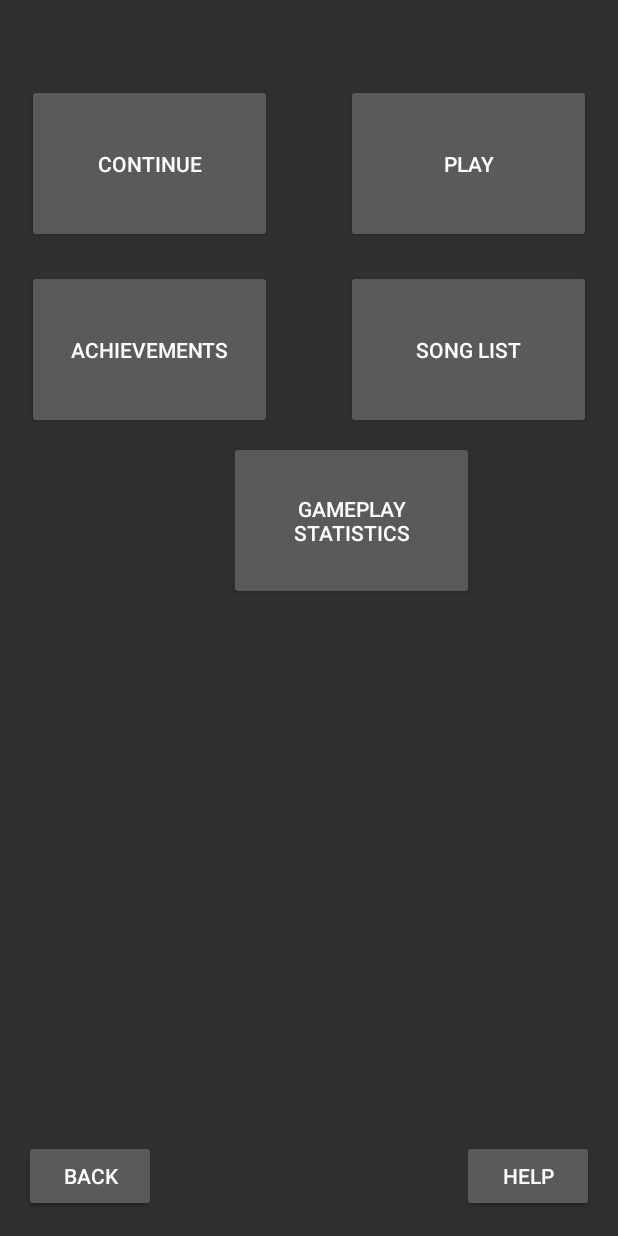
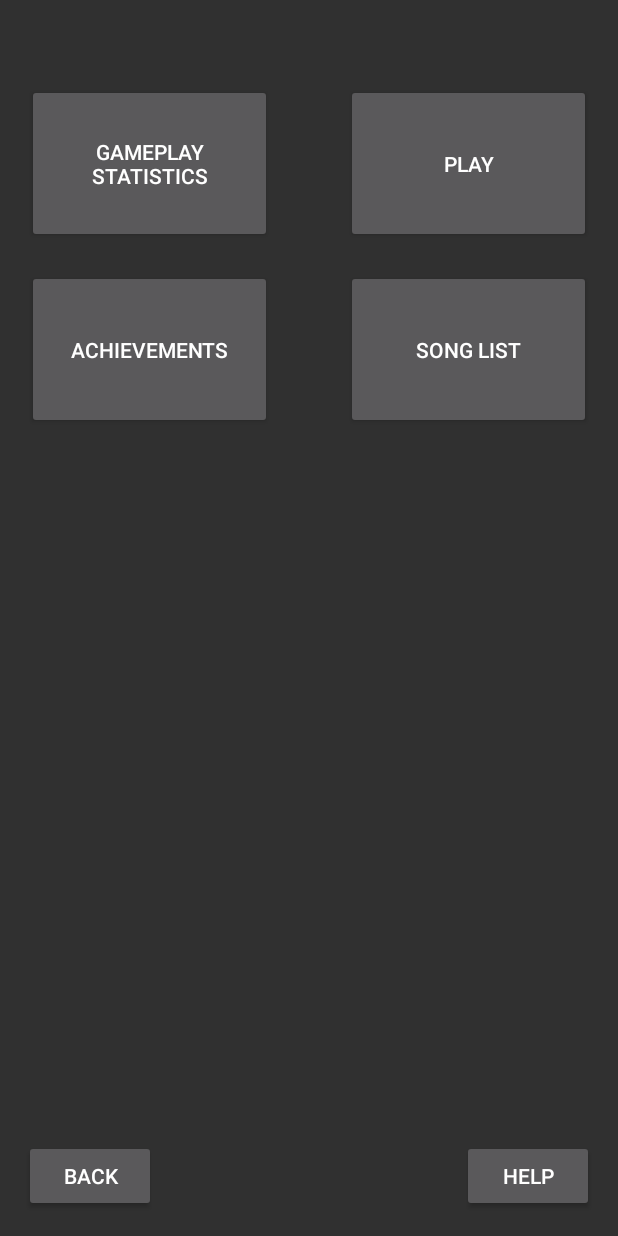
Before and after one commit to JakaMohorko/Songle, an Android app: the MainActivity screen opened directly, with no data from a screen before it, on a phone screen of 412 x 824 dp. Run offline under Robolectric (Android 15) with nearby library versions, the phone set to English and light mode, and no system bars; libraries missing offline, so code that uses them is left out: com.loopj.android, com.mikepenz.materialdrawer, cz.msebera.android; 1 statement that could not run was skipped.

Commit message:
Fixed song selection of already completed songs, removed continue button

```diff
--- a/Songle/app/src/main/java/com/example/s1552344/myapplication/MainActivity.java
+++ b/Songle/app/src/main/java/com/example/s1552344/myapplication/MainActivity.java
@@ -124,6 +124,9 @@ public class MainActivity extends Activity {
 
     public void switchActivity (View view){
         Intent intent = new Intent(this, DifficultySelect.class);
+        for(int x = 0; x < getSongList().size(); x++){
+            System.out.println("song number " + getSongList().get(x).getNumber());
+        }
 
 
         intent.putExtra("songList", getSongList());
--- a/Songle/app/src/main/res/layout/activity_main.xml
+++ b/Songle/app/src/main/res/layout/activity_main.xml
@@ -15,16 +15,6 @@
         android:onClick="switchActivity"
         android:text="Play"
         app:layout_constraintEnd_toEndOf="parent"
-        app:layout_constraintTop_toTopOf="parent" />
-
-    <Button
-        android:id="@+id/button3"
-        android:layout_width="163dp"
-        android:layout_height="106dp"
-        android:layout_marginStart="18dp"
-        android:layout_marginTop="56dp"
-        android:text="Continue"
-        app:layout_constraintStart_toStartOf="parent"
         app:layout_constraintTop_toTopOf="parent" />
 
     <Button
@@ -47,18 +37,18 @@
         android:onClick="switchAchievements"
         android:text="Achievements"
         app:layout_constraintStart_toStartOf="parent"
-        app:layout_constraintTop_toBottomOf="@+id/button3" />
+        app:layout_constraintTop_toBottomOf="@+id/button6" />
 
     <Button
         android:id="@+id/button6"
         android:layout_width="163dp"
         android:layout_height="106dp"
-        android:layout_marginEnd="96dp"
-        android:layout_marginTop="8dp"
+        android:layout_marginStart="18dp"
+        android:layout_marginTop="56dp"
         android:onClick="switchStatistics"
         android:text="Gameplay Statistics"
-        app:layout_constraintEnd_toEndOf="parent"
-        app:layout_constraintTop_toBottomOf="@+id/button4" />
+        app:layout_constraintStart_toStartOf="parent"
+        app:layout_constraintTop_toTopOf="parent" />
 
     <Button
         android:id="@+id/button13"
```
Also changed, not shown: Songle/app/src/main/java/com/example/s1552344/myapplication/DifficultySelect.java (+18 -0 lines), Songle/app/src/main/java/com/example/s1552344/myapplication/MapsActivity.java (+4 -7 lines).
